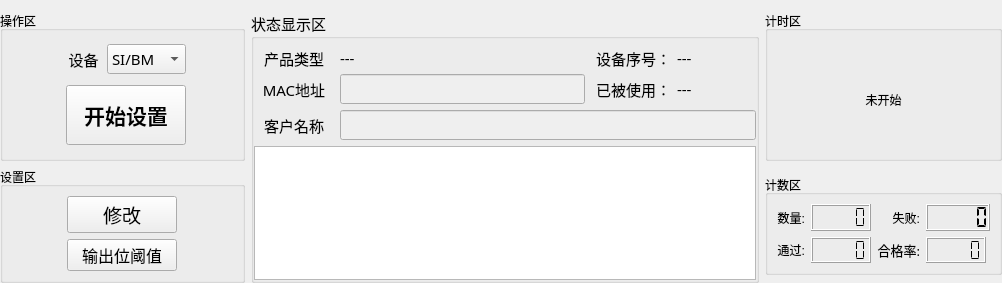
Before: the Qt Designer form MasterCtrlSet/home/home_workwid.ui in ChinaClever/PDU-Settings, drawn with Qt 5.
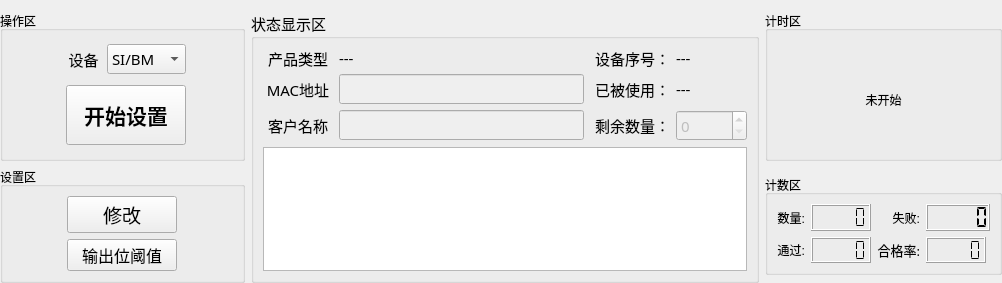
After: the same form once the commit is applied.

```diff
--- a/MasterCtrlSet/home/home_workwid.ui
+++ b/MasterCtrlSet/home/home_workwid.ui
@@ -35,15 +35,6 @@
       <string>状态显示区</string>
      </property>
      <layout class="QGridLayout" name="gridLayout_6">
-      <property name="leftMargin">
-       <number>0</number>
-      </property>
-      <property name="rightMargin">
-       <number>0</number>
-      </property>
-      <property name="bottomMargin">
-       <number>0</number>
-      </property>
       <item row="0" column="0">
        <widget class="QLabel" name="label_33">
         <property name="minimumSize">
@@ -218,11 +209,17 @@
         </property>
        </widget>
       </item>
-      <item row="2" column="1" colspan="3">
+      <item row="2" column="1">
        <widget class="QLineEdit" name="userEdit">
         <property name="enabled">
          <bool>false</bool>
         </property>
+        <property name="maximumSize">
+         <size>
+          <width>245</width>
+          <height>16777215</height>
+         </size>
+        </property>
         <property name="echoMode">
          <enum>QLineEdit::Normal</enum>
         </property>
@@ -231,6 +228,38 @@
         </property>
        </widget>
       </item>
+      <item row="2" column="2">
+       <widget class="QLabel" name="label_38">
+        <property name="minimumSize">
+         <size>
+          <width>80</width>
+          <height>20</height>
+         </size>
+        </property>
+        <property name="maximumSize">
+         <size>
+          <width>80</width>
+          <height>30</height>
+         </size>
+        </property>
+        <property name="text">
+         <string>剩余数量：</string>
+        </property>
+        <property name="alignment">
+         <set>Qt::AlignRight|Qt::AlignTrailing|Qt::AlignVCenter</set>
+        </property>
+       </widget>
+      </item>
+      <item row="2" column="3">
+       <widget class="QSpinBox" name="cntSpin">
+        <property name="enabled">
+         <bool>false</bool>
+        </property>
+        <property name="maximum">
+         <number>99999</number>
+        </property>
+       </widget>
+      </item>
       <item row="3" column="0" colspan="4">
        <widget class="QTextEdit" name="textEdit">
         <property name="enabled">
```
